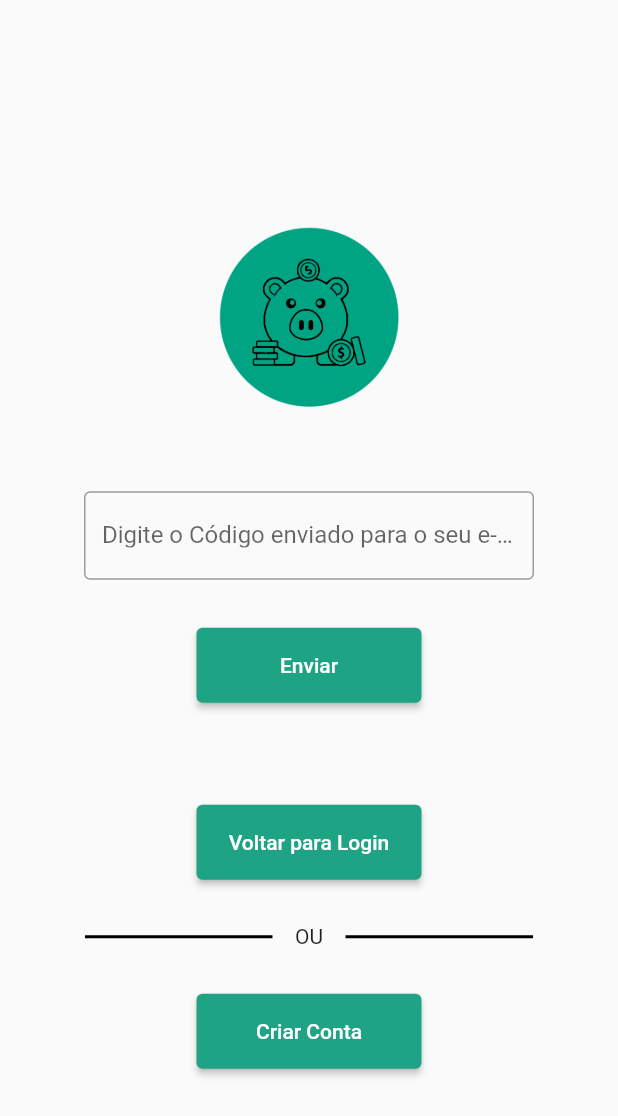
After one commit to AmaralFLucas/prospere_ai, a Flutter app: the CodigoMudarSenha screen opened directly, after a tap on "Enviar", on a phone screen of 412 x 824 dp. The commit adds this screen. Shown: the top 1116 px of the screen. Run offline on Flutter 3.47's test engine with Material 3 defaults, Android fonts, the phone set to English and light mode, and no system bars.

Commit message:
Criando as telas de codigo para mudar senha e de nova senha

```diff
--- /dev/null
+++ b/lib/codigoMudarSenha.dart
@@ -0,0 +1,91 @@
+import 'package:flutter/material.dart';
+import 'package:prospere_ai/novaSenha.dart';
+
+class CodigoMudarSenha extends StatefulWidget {
+  const CodigoMudarSenha({super.key});
+
+  @override
+  State<CodigoMudarSenha> createState() => _CodigoMudarSenhaState();
+}
+
+PageController pageController = PageController();
+int initialPosition = 0;
+bool mostrarSenha = true;
+Color myColor = Color.fromARGB(255, 30, 163, 132);
+Icon eyeIcon = Icon(Icons.visibility_off);
+
+class _CodigoMudarSenhaState extends State<CodigoMudarSenha> {
+  @override
+  Widget build(BuildContext context) {
+    return Scaffold(
+      body: PageView(children: [
+        Column(
+          mainAxisAlignment: MainAxisAlignment.center,
+          children: [
+            Image.asset(
+              'assets/images/logo_porco.png',
+              width: 200,
+              height: 200,
+            ),
+            SizedBox(height: 16),
+            SizedBox(
+              width: 300,
+              child: TextField(
+                decoration: InputDecoration(
+                  border: OutlineInputBorder(),
+                  labelText: 'Digite o Código enviado para o seu e-mail',
+                ),
+              ),
+            ),
+            SizedBox(height: 32),
+            ElevatedButton(
+              onPressed: () {
+                Navigator.of(context).push(
+                    MaterialPageRoute(builder: (context) => const NovaSenha()));
+              },
+              child: Text('Enviar'),
+              style: ElevatedButton.styleFrom(
+                backgroundColor: myColor,
+                minimumSize: Size(150, 50),
+              ),
+            ),
+            SizedBox(height: 68),
+            ElevatedButton(
+              onPressed: () {},
+              child: Text('Voltar para Login'),
+              style: ElevatedButton.styleFrom(
+                backgroundColor: myColor,
+                minimumSize: Size(150, 50),
+              ),
+            ),
+            SizedBox(height: 30),
+            Row(mainAxisAlignment: MainAxisAlignment.center, children: [
+              Container(
+                width: 125,
+                height: 2,
+                color: Colors.black,
+              ),
+              SizedBox(width: 15),
+              Text('OU'),
+              SizedBox(width: 15),
+              Container(
+                width: 125,
+                height: 2,
+                color: Colors.black,
+              ),
+            ]),
+            SizedBox(height: 30),
+            ElevatedButton(
+              onPressed: () {},
+              child: Text('Criar Conta'),
+              style: ElevatedButton.styleFrom(
+                backgroundColor: myColor,
+                minimumSize: Size(150, 50),
+              ),
+            )
+          ],
+        ),
+      ]),
+    );
+  }
+}
--- /dev/null
+++ b/lib/novaSenha.dart
@@ -0,0 +1,87 @@
+import 'package:flutter/material.dart';
+
+class NovaSenha extends StatefulWidget {
+  const NovaSenha({super.key});
+
+  @override
+  State<NovaSenha> createState() => _NovaSenhaState();
+}
+
+PageController pageController = PageController();
+int initialPosition = 0;
+bool mostrarSenha = true;
+Color myColor = Color.fromARGB(255, 30, 163, 132);
+Icon eyeIcon = Icon(Icons.visibility_off);
+
+class _NovaSenhaState extends State<NovaSenha> {
+  @override
+  Widget build(BuildContext context) {
+    return Scaffold(
+      body: PageView(children: [
+        Column(
+          mainAxisAlignment: MainAxisAlignment.center,
+          children: [
+            Image.asset(
+              'assets/images/logo_porco.png',
+              width: 200,
+              height: 200,
+            ),
+            SizedBox(height: 16),
+            SizedBox(
+              width: 300,
+              child: TextField(
+                decoration: InputDecoration(
+                  border: OutlineInputBorder(),
+                  labelText: 'Digite o Código enviado para o seu e-mail',
+                ),
+              ),
+            ),
+            SizedBox(height: 32),
+            ElevatedButton(
+              onPressed: () {},
+              child: Text('Enviar'),
+              style: ElevatedButton.styleFrom(
+                backgroundColor: myColor,
+                minimumSize: Size(150, 50),
+              ),
+            ),
+            SizedBox(height: 68),
+            ElevatedButton(
+              onPressed: () {},
+              child: Text('Voltar para Login'),
+              style: ElevatedButton.styleFrom(
+                backgroundColor: myColor,
+                minimumSize: Size(150, 50),
+              ),
+            ),
+            SizedBox(height: 30),
+            Row(mainAxisAlignment: MainAxisAlignment.center, children: [
+              Container(
+                width: 125,
+                height: 2,
+                color: Colors.black,
+              ),
+              SizedBox(width: 15),
+              Text('OU'),
+              SizedBox(width: 15),
+              Container(
+                width: 125,
+                height: 2,
+                color: Colors.black,
+              ),
+            ]),
+            SizedBox(height: 30),
+            ElevatedButton(
+              onPressed: () {},
+              child: Text('Criar Conta'),
+              style: ElevatedButton.styleFrom(
+                backgroundColor: myColor,
+                minimumSize: Size(150, 50),
+              ),
+            )
+          ],
+        ),
+      ]),
+    );
+  }
+}
```
Also changed, not shown: lib/homePage.dart (added, +109 -0 lines), lib/main.dart (+1 -117 lines).
